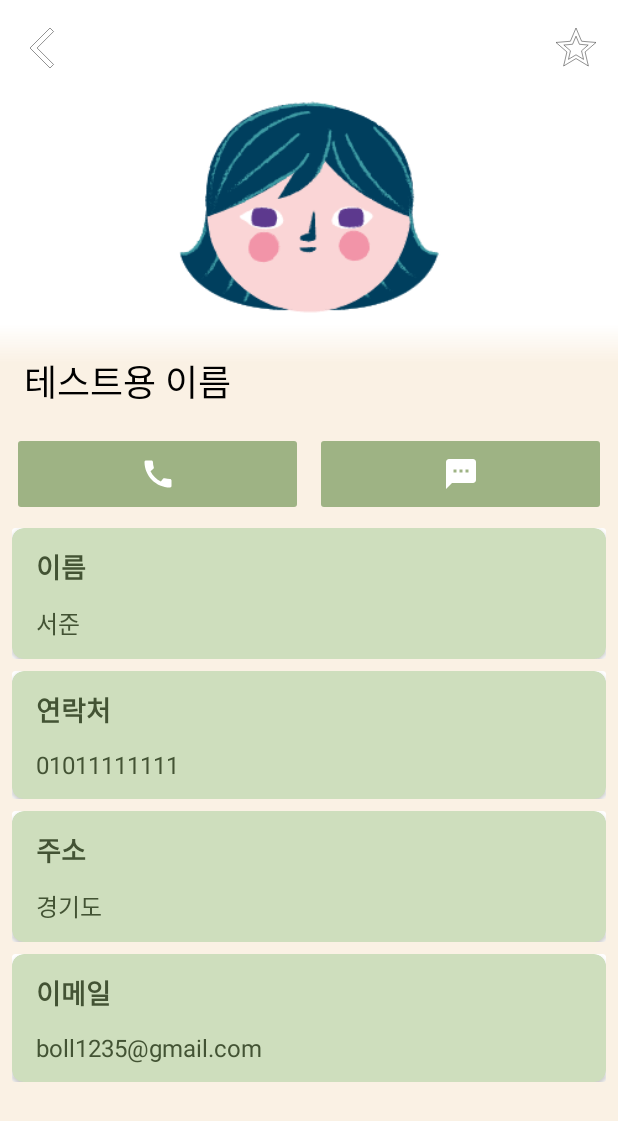
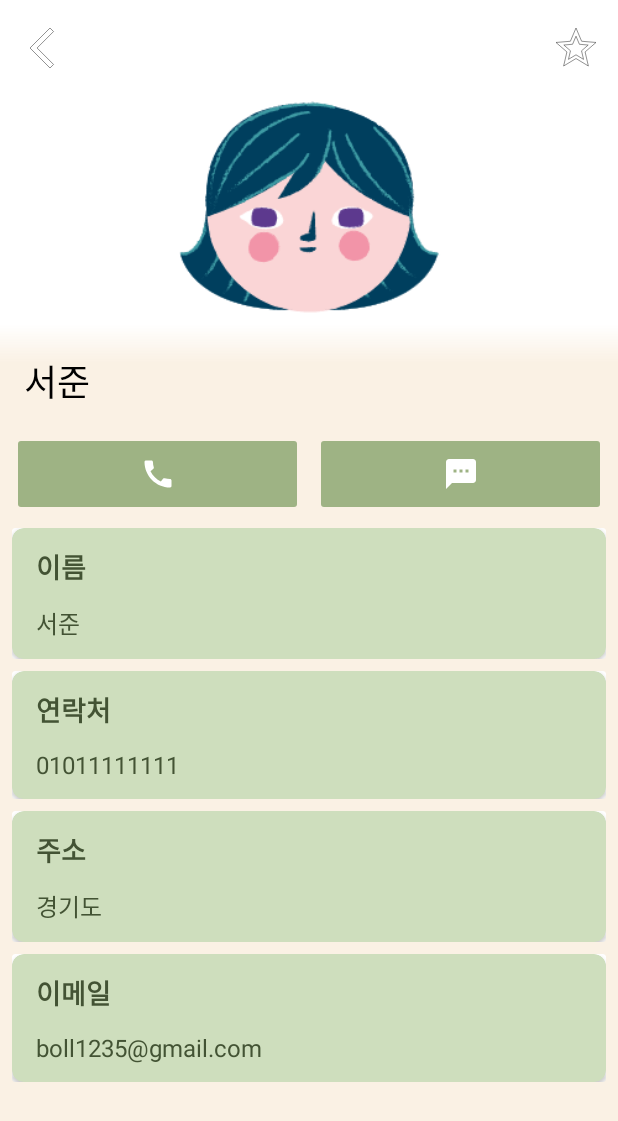
Before and after one commit to winteryy/nbc_contact, an Android app: the screen it shows after launch (MainActivity), on a phone screen of 412 x 824 dp. Shown: the top 1121 px of the screen. Run offline under Robolectric (Android 15) with nearby library versions, the phone set to English and light mode, and no system bars.

Commit message:
feat: 상세페이지 버튼 기능 구현
- 통화, SMS 버튼

```diff
--- a/app/src/main/java/com/nbcteam5/nbccontact/ContactDetailFragment.kt
+++ b/app/src/main/java/com/nbcteam5/nbccontact/ContactDetailFragment.kt
@@ -1,17 +1,14 @@
 package com.nbcteam5.nbccontact
 
+import android.content.Intent
+import android.net.Uri
 import android.os.Bundle
 import android.view.LayoutInflater
 import android.view.View
 import android.view.ViewGroup
 import androidx.core.content.ContextCompat
-import androidx.core.content.res.ResourcesCompat
 import androidx.fragment.app.Fragment
-import coil.Coil
-import coil.ImageLoader
-import coil.imageLoader
 import coil.load
-import coil.request.ImageRequest
 import com.nbcteam5.nbccontact.data.ContactDatabase
 import com.nbcteam5.nbccontact.databinding.FragmentContactDetailBinding
 
@@ -48,6 +45,7 @@ class ContactDetailFragment: Fragment() {
             phoneNumberContent.setContentText(contactData.phoneNumber)
             addressContent.setContentText(contactData.address)
             emailContent.setContentText(contactData.email)
+            toolBar.title = contactData.name
             toolBar.setOnMenuItemClickListener { menu ->
                 when(menu.itemId) {
                     R.id.favoriteButton -> {
@@ -63,6 +61,16 @@ class ContactDetailFragment: Fragment() {
                 return@setOnMenuItemClickListener menu != null
             }
 
+            callButton.setOnClickListener {
+                startActivity(Intent(Intent.ACTION_VIEW).apply {
+                    data = Uri.parse("tel:"+contactData.phoneNumber)
+                })
+            }
+            smsButton.setOnClickListener {
+                startActivity(Intent(Intent.ACTION_SENDTO).apply {
+                    data = Uri.parse("smsto:${contactData.phoneNumber}")
+                })
+            }
         }
     }
 
--- a/app/src/main/res/layout/fragment_contact_detail.xml
+++ b/app/src/main/res/layout/fragment_contact_detail.xml
@@ -27,7 +27,7 @@
                 android:scaleType="centerCrop"
                 app:layout_collapseMode="parallax"
                 tools:src="@mipmap/ic_launcher_foreground"
-                android:background="@color/theme_light_green"/>
+                tools:background="@color/theme_light_green"/>
 
             <View
                 android:layout_width="match_parent"
@@ -38,7 +38,7 @@
             <androidx.appcompat.widget.Toolbar
                 android:id="@+id/toolBar"
                 android:layout_width="match_parent"
-                app:title="테스트용 이름"
+                tools:title="테스트용 이름"
                 app:navigationIcon="@drawable/baseline_arrow_back_ios_new_32"
                 app:menu="@menu/menu_detail_appbar"
                 android:layout_height="?attr/actionBarSize"
```
